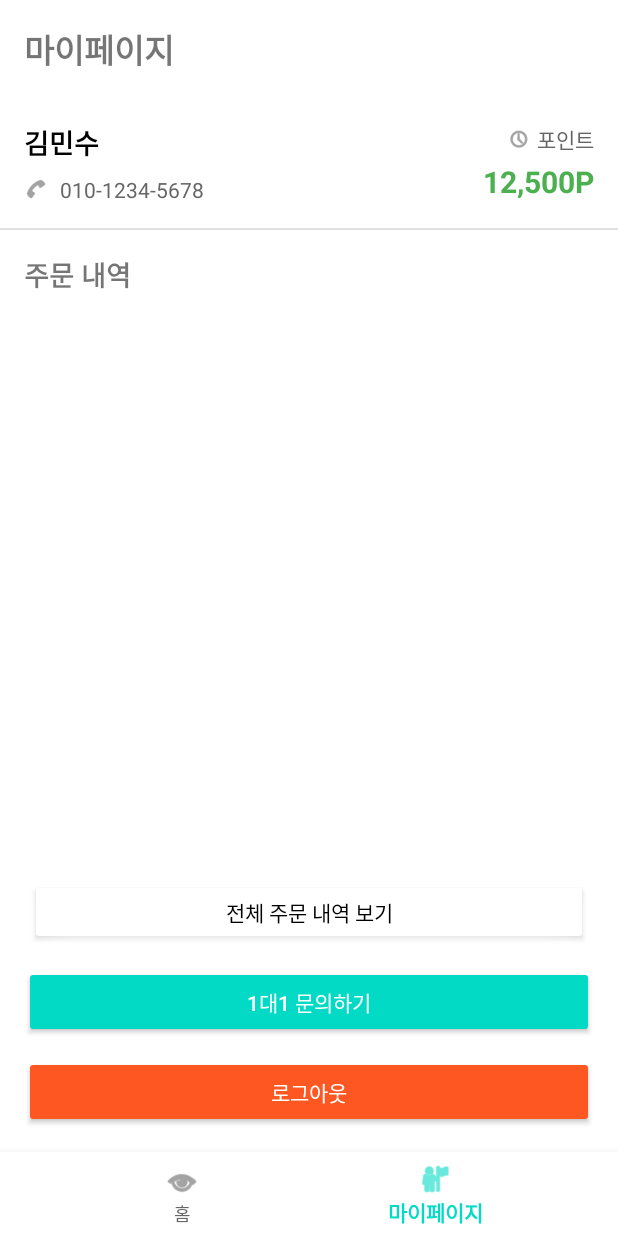
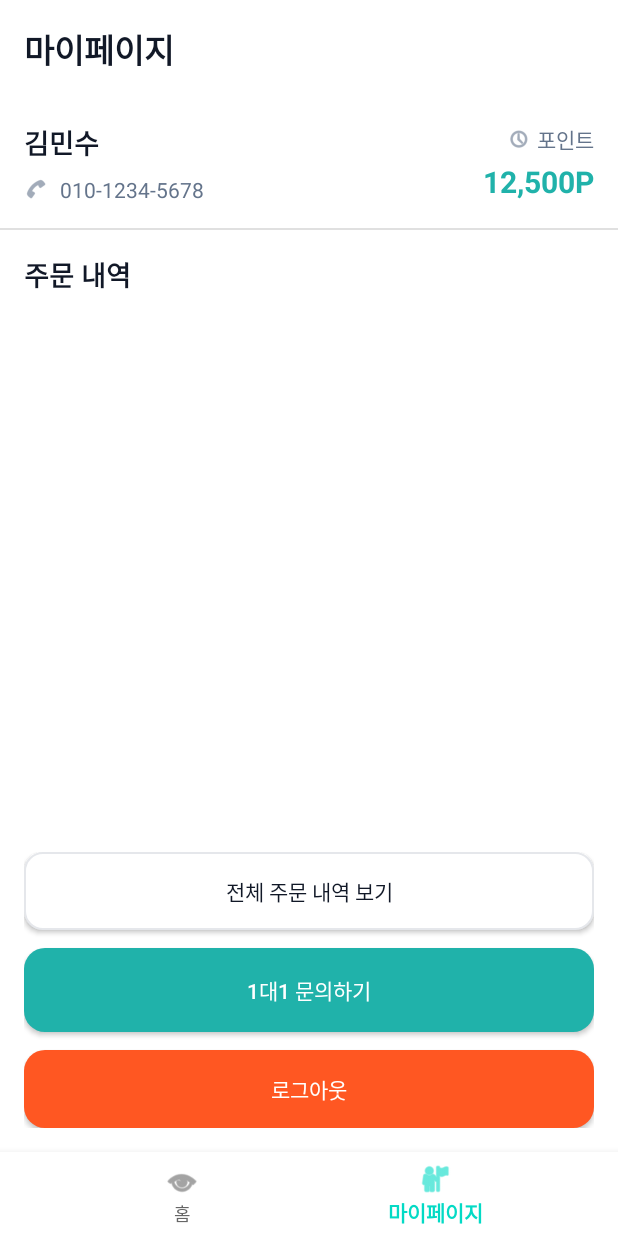
Before and after one commit to Ranunculus2165/mobile, an Android app: the MyPageActivity screen opened directly, with no data from a screen before it, on a phone screen of 412 x 824 dp. Run offline under Robolectric (Android 15) with nearby library versions, the phone set to English and light mode, and no system bars; libraries missing offline, so code that uses them is left out: net.openid.appauth; 15 statements that could not run were skipped.

Commit message:
[UPDATE] 마이페이지 디자인 수정

```diff
--- /dev/null
+++ b/mobile/app/src/main/res/drawable/bg_orange_rounded_14.xml
@@ -0,0 +1,5 @@
+<?xml version="1.0" encoding="utf-8"?>
+<shape xmlns:android="http://schemas.android.com/apk/res/android">
+    <solid android:color="#FF5722" />
+    <corners android:radius="14dp" />
+</shape>
--- a/mobile/app/src/main/res/layout/activity_my_page.xml
+++ b/mobile/app/src/main/res/layout/activity_my_page.xml
@@ -13,6 +13,7 @@
         android:text="마이페이지"
         android:textSize="22sp"
         android:textStyle="bold"
+        android:textColor="#111827"
         android:padding="16dp"
         app:layout_constraintTop_toTopOf="parent"
         app:layout_constraintStart_toStartOf="parent"
@@ -44,7 +45,7 @@
                 android:text="김민수"
                 android:textSize="18sp"
                 android:textStyle="bold"
-                android:textColor="#000000" />
+                android:textColor="#111827" />
 
             <LinearLayout
                 android:layout_width="wrap_content"
@@ -57,7 +58,7 @@
                     android:layout_width="16dp"
                     android:layout_height="16dp"
                     android:src="@android:drawable/ic_menu_call"
-                    android:tint="#666666" />
+                    android:tint="#64748B" />
 
                 <TextView
                     android:id="@+id/tvUserPhone"
@@ -65,7 +66,7 @@
                     android:layout_height="wrap_content"
                     android:text="010-1234-5678"
                     android:textSize="14sp"
-                    android:textColor="#666666"
+                    android:textColor="#64748B"
                     android:layout_marginStart="8dp" />
             </LinearLayout>
         </LinearLayout>
@@ -87,14 +88,14 @@
                     android:layout_width="16dp"
                     android:layout_height="16dp"
                     android:src="@android:drawable/ic_menu_recent_history"
-                    android:tint="#666666" />
+                    android:tint="#64748B" />
 
                 <TextView
                     android:layout_width="wrap_content"
                     android:layout_height="wrap_content"
                     android:text="포인트"
                     android:textSize="14sp"
-                    android:textColor="#666666"
+                    android:textColor="#64748B"
                     android:layout_marginStart="4dp" />
             </LinearLayout>
 
@@ -105,7 +106,7 @@
                 android:text="12,500P"
                 android:textSize="20sp"
                 android:textStyle="bold"
-                android:textColor="#4CAF50"
+                android:textColor="#20B2AA"
                 android:layout_marginTop="4dp" />
         </LinearLayout>
     </LinearLayout>
@@ -128,6 +129,7 @@
         android:text="주문 내역"
         android:textSize="18sp"
         android:textStyle="bold"
+        android:textColor="#111827"
         android:padding="16dp"
         app:layout_constraintTop_toBottomOf="@id/divider1"
         app:layout_constraintStart_toStartOf="parent"
@@ -137,7 +139,6 @@
         android:id="@+id/rvOrderHistory"
         android:layout_width="0dp"
         android:layout_height="0dp"
-        android:padding="8dp"
         android:clipToPadding="false"
         app:layout_constraintTop_toBottomOf="@id/tvOrderHistoryTitle"
         app:layout_constraintBottom_toTopOf="@id/llBottomButtons"
@@ -151,6 +152,7 @@
         android:layout_height="wrap_content"
         android:orientation="vertical"
         android:padding="16dp"
+        android:background="#FFFFFF"
         app:layout_constraintBottom_toTopOf="@id/bottomNavigation"
         app:layout_constraintStart_toStartOf="parent"
         app:layout_constraintEnd_toEndOf="parent">
@@ -158,31 +160,30 @@
         <Button
             android:id="@+id/btnViewAllOrders"
             android:layout_width="match_parent"
-            android:layout_height="wrap_content"
+            android:layout_height="52dp"
             android:text="전체 주문 내역 보기"
-            android:textColor="#000000"
-            android:backgroundTint="#FFFFFF"
-            android:background="@android:drawable/dialog_holo_light_frame"
+            android:textColor="#111827"
+            android:background="@drawable/bg_qty_control"
             android:layout_marginBottom="12dp"
             android:padding="12dp" />
 
         <Button
             android:id="@+id/btnInquiry"
             android:layout_width="match_parent"
-            android:layout_height="wrap_content"
+            android:layout_height="56dp"
             android:text="1대1 문의하기"
             android:textColor="#FFFFFF"
-            android:backgroundTint="#03DAC5"
+            android:background="@drawable/bg_teal_rounded_14"
             android:padding="12dp"
             android:layout_marginBottom="12dp" />
 
         <Button
             android:id="@+id/btnLogout"
             android:layout_width="match_parent"
-            android:layout_height="wrap_content"
+            android:layout_height="52dp"
             android:text="로그아웃"
             android:textColor="#FFFFFF"
-            android:backgroundTint="#FF5722"
+            android:background="@drawable/bg_orange_rounded_14"
             android:padding="12dp" />
     </LinearLayout>
 
--- a/mobile/app/src/main/res/layout/activity_support_ticket_list.xml
+++ b/mobile/app/src/main/res/layout/activity_support_ticket_list.xml
@@ -31,14 +31,13 @@
 
         <TextView
             android:id="@+id/tvTitle"
-            android:layout_width="0dp"
+            android:layout_width="wrap_content"
             android:layout_height="wrap_content"
             android:text="1대1 문의"
             android:textSize="18sp"
             android:textStyle="bold"
             android:textColor="#111827"
-            android:layout_weight="1"
-            android:gravity="center" />
+            android:paddingStart="8dp" />
     </LinearLayout>
 
     <!-- 구분선 -->
```
Also changed, not shown: mobile/app/src/main/res/drawable/bg_qty_control_receipt.xml (added, +9 -0 lines), mobile/app/src/main/res/layout/activity_create_support_ticket.xml (+3 -4 lines), mobile/app/src/main/res/layout/activity_support_ticket_detail.xml (+3 -4 lines), mobile/app/src/main/res/layout/item_order_history.xml (+27 -13 lines).
